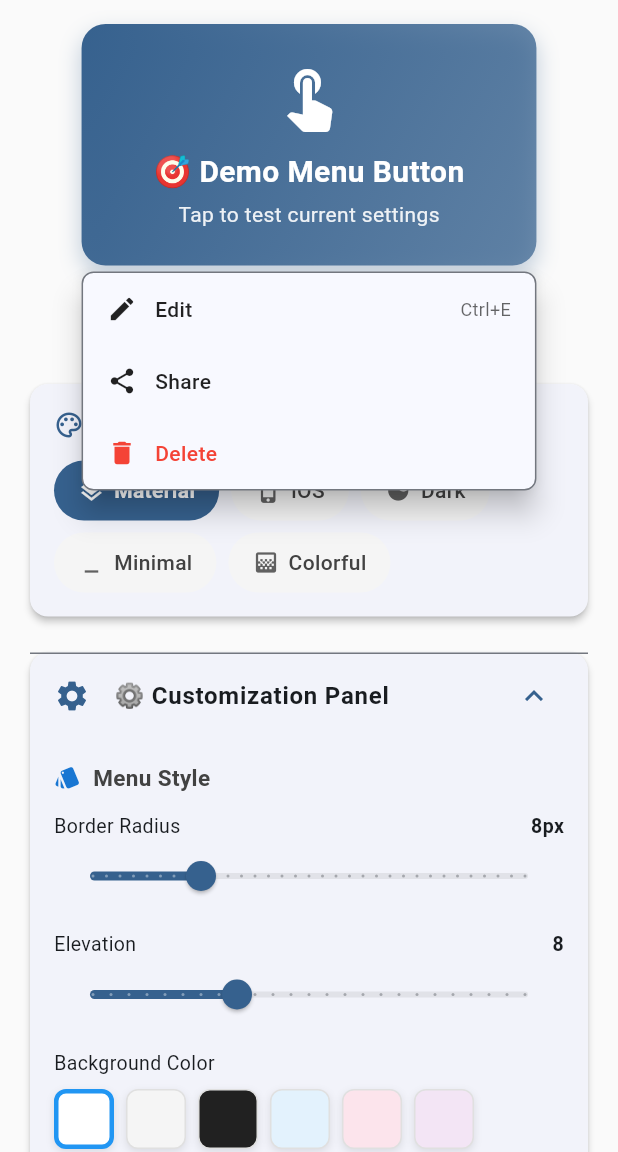
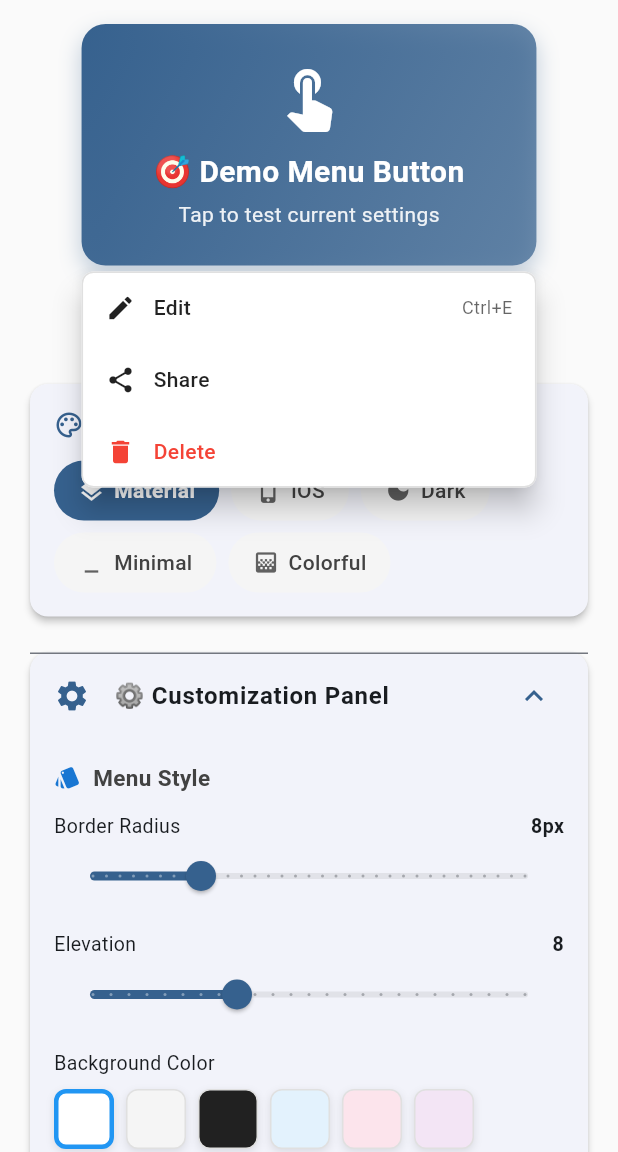
Before and after one commit to kihyun1998/flutter_overlay_menu, a Flutter app: the screen it shows after launch, after a tap on "🎯 Demo Menu Button", on a phone screen of 412 x 824 dp, the part 84-1236 px from its top. Run offline on Flutter 3.47's test engine with Material 3 defaults, Android fonts, the phone set to English and light mode, and no system bars.

Commit message:
update style

```diff
--- a/example/lib/models/demo_configuration.dart
+++ b/example/lib/models/demo_configuration.dart
@@ -140,8 +140,10 @@ class DemoConfiguration {
     return OverlayMenuStyle(
       backgroundColor: backgroundColor,
       elevation: elevation,
-      shape: RoundedRectangleBorder(
-        borderRadius: BorderRadius.circular(borderRadius),
+      borderRadius: BorderRadius.circular(borderRadius),
+      border: BorderSide(
+        color: Colors.grey.shade300,
+        width: 1.0,
       ),
       minWidth: minWidth,
       maxWidth: maxWidth,
--- a/lib/src/functions/show_overlay_menu.dart
+++ b/lib/src/functions/show_overlay_menu.dart
@@ -182,13 +182,23 @@ Future<T?> showOverlayMenu<T>({
                     child: SizedBox(
                       width: menuSize.width,
                       child: Material(
-                        color: Colors.transparent,
+                        // Material handles backgroundColor, elevation, and shape
+                        // This ensures consistent rendering across platforms
+                        color: style?.backgroundColor ?? Colors.white,
                         elevation: style?.elevation ?? 8.0,
                         shadowColor: style?.shadowColor,
+                        // Build shape from borderRadius and border
                         shape: style?.shape ??
                             RoundedRectangleBorder(
-                              borderRadius: BorderRadius.circular(8.0),
+                              borderRadius: style?.borderRadius ??
+                                  BorderRadius.circular(8.0),
+                              side: style?.border ??
+                                  BorderSide(
+                                    color: Colors.grey.shade300,
+                                    width: 1.0,
+                                  ),
                             ),
+                        // OverlayMenu only handles content layout
                         child: menuWidget,
                       ),
                     ),
--- a/lib/src/models/menu_style.dart
+++ b/lib/src/models/menu_style.dart
@@ -28,6 +28,8 @@ class OverlayMenuStyle {
     this.elevation = 8.0,
     this.shadowColor,
     this.shape,
+    this.borderRadius,
+    this.border,
     this.padding,
     this.scrollbarTheme,
   });
@@ -75,7 +77,21 @@ class OverlayMenuStyle {
   ///
   /// Defines the border radius and other shape properties.
   /// If null, uses a [RoundedRectangleBorder] with 8.0 radius.
+  /// Note: If [borderRadius] is provided, it will be used to create the shape.
   final ShapeBorder? shape;
+
+  /// Border radius of the menu.
+  ///
+  /// This is a convenience property that creates a [RoundedRectangleBorder]
+  /// with the specified radius. If [shape] is provided, this is ignored.
+  /// Defaults to [BorderRadius.circular(8.0)] if both are null.
+  final BorderRadius? borderRadius;
+
+  /// Border of the menu.
+  ///
+  /// Defines the border color and width. This will be applied to the
+  /// Material widget's shape. Defaults to a subtle grey border.
+  final BorderSide? border;
 
   /// Internal padding of the menu.
   ///
@@ -97,6 +113,8 @@ class OverlayMenuStyle {
     double? elevation,
     Color? shadowColor,
     ShapeBorder? shape,
+    BorderRadius? borderRadius,
+    BorderSide? border,
     EdgeInsetsGeometry? padding,
     ScrollbarThemeData? scrollbarTheme,
   }) {
@@ -109,6 +127,8 @@ class OverlayMenuStyle {
       elevation: elevation ?? this.elevation,
       shadowColor: shadowColor ?? this.shadowColor,
       shape: shape ?? this.shape,
+      borderRadius: borderRadius ?? this.borderRadius,
+      border: border ?? this.border,
       padding: padding ?? this.padding,
       scrollbarTheme: scrollbarTheme ?? this.scrollbarTheme,
     );
@@ -127,6 +147,8 @@ class OverlayMenuStyle {
         other.elevation == elevation &&
         other.shadowColor == shadowColor &&
         other.shape == shape &&
+        other.borderRadius == borderRadius &&
+        other.border == border &&
         other.padding == padding &&
         other.scrollbarTheme == scrollbarTheme;
   }
@@ -142,6 +164,8 @@ class OverlayMenuStyle {
       elevation,
       shadowColor,
       shape,
+      borderRadius,
+      border,
       padding,
       scrollbarTheme,
     );
--- a/lib/src/widgets/overlay_menu.dart
+++ b/lib/src/widgets/overlay_menu.dart
@@ -157,23 +157,16 @@ class OverlayMenu<T> extends StatelessWidget {
       child: content,
     );
 
-    // Apply decoration
-    content = Container(
-      decoration: BoxDecoration(
-        color: effectiveStyle.backgroundColor,
+    // Apply clipping if border radius is present
+    // Material widget (when used with showOverlayMenu) handles all visual styling:
+    // backgroundColor, elevation, shape (borderRadius + border)
+    // This widget only needs to clip the content to match the shape
+    if (borderRadius != null) {
+      content = ClipRRect(
         borderRadius: borderRadius,
-        border: Border.all(
-          color: Theme.of(context).dividerColor,
-          width: 1.0,
-        ),
-      ),
-      child: borderRadius != null
-          ? ClipRRect(
-              borderRadius: borderRadius,
-              child: content,
-            )
-          : content,
-    );
+        child: content,
+      );
+    }
 
     return content;
   }
```
